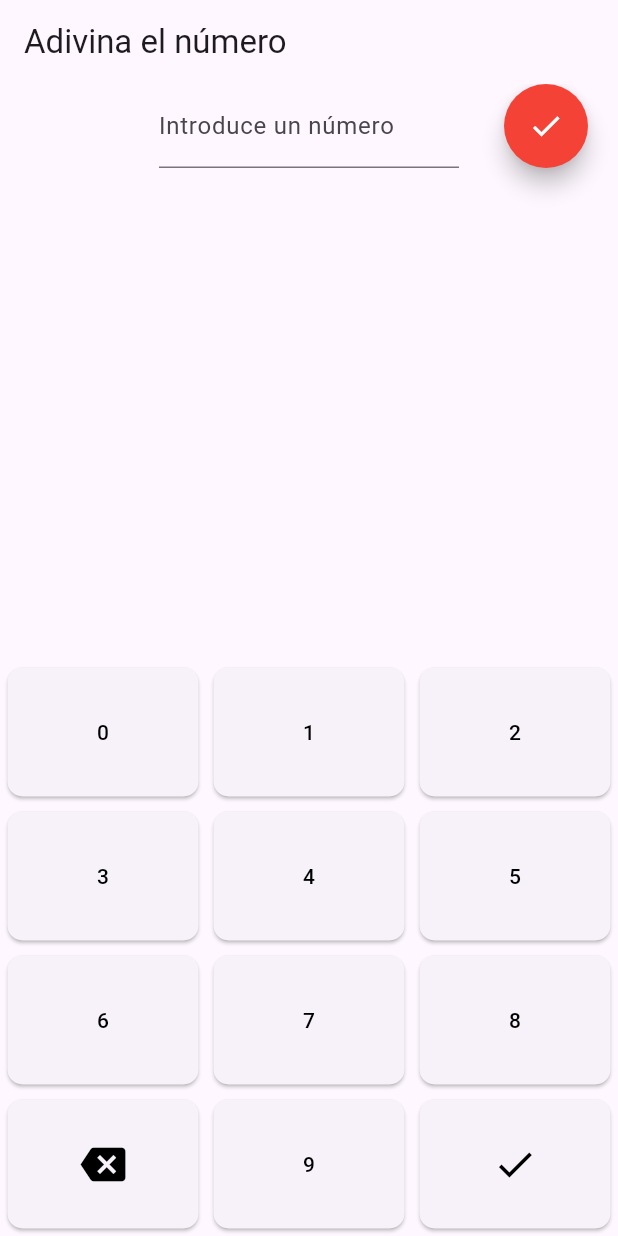
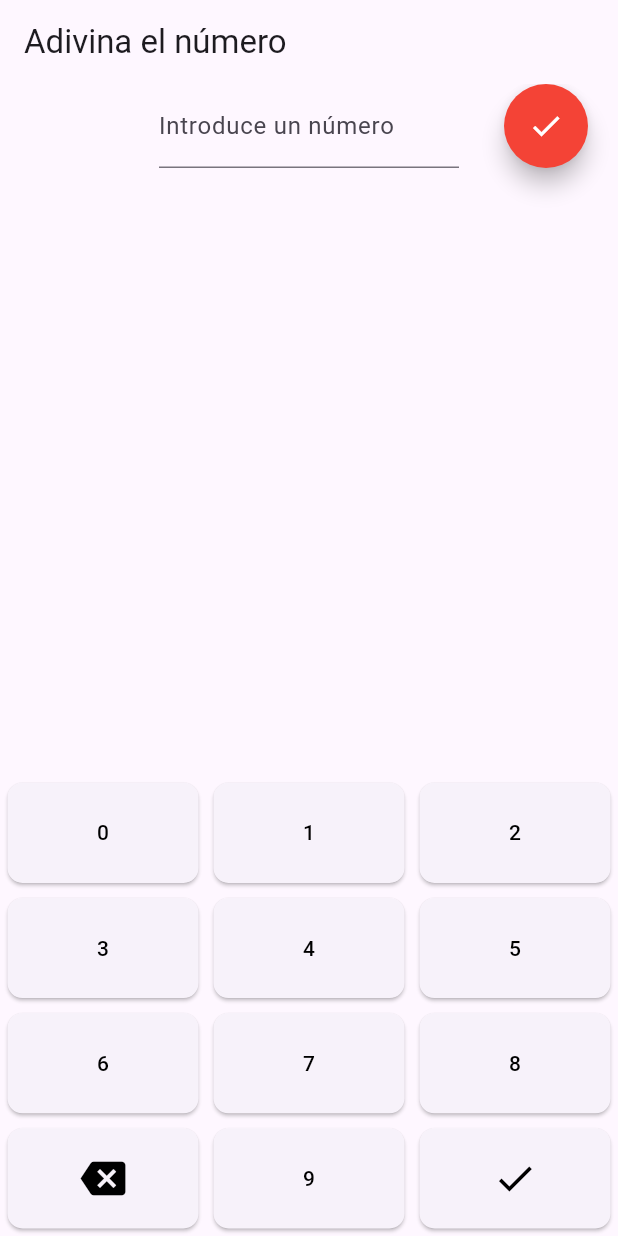
Before and after one commit to jaimepk10/adivina-el-numero, a Flutter app: the screen it shows after launch, on a phone screen of 412 x 824 dp. Run offline on Flutter 3.47's test engine with Material 3 defaults, Android fonts, the phone set to English and light mode, and no system bars.

Commit message:
Cambiada relacion aspecto widget juego vs widget keyboard

```diff
--- a/lib/GameScreen.dart
+++ b/lib/GameScreen.dart
@@ -85,6 +85,7 @@ class _GameScreenState extends State<GameScreen> {
           return Column(
             children: <Widget>[
               Expanded(
+                flex: 6, // 60% of space
                 child: Center(
                   child: Form(
                     key: _formKey,
@@ -194,7 +195,7 @@ class _GameScreenState extends State<GameScreen> {
                 ),
               ),
               Expanded(
-                flex: 1,
+                flex: 4, // 40% of space
                 child: buildKeyboard(),
               ),
             ],
```
